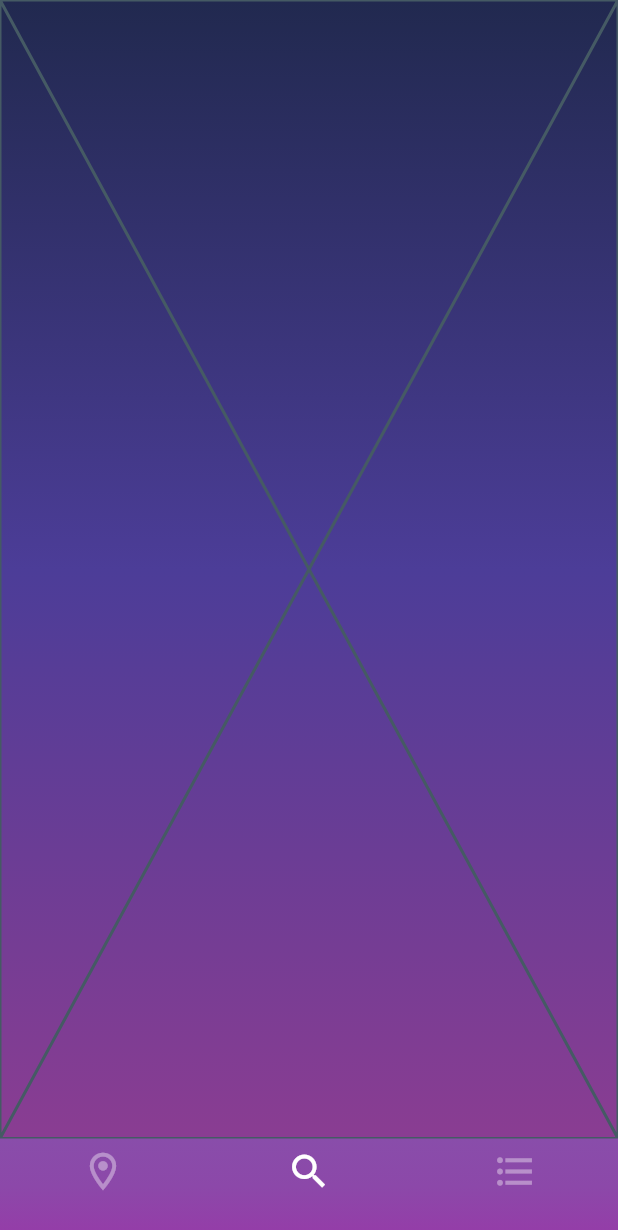
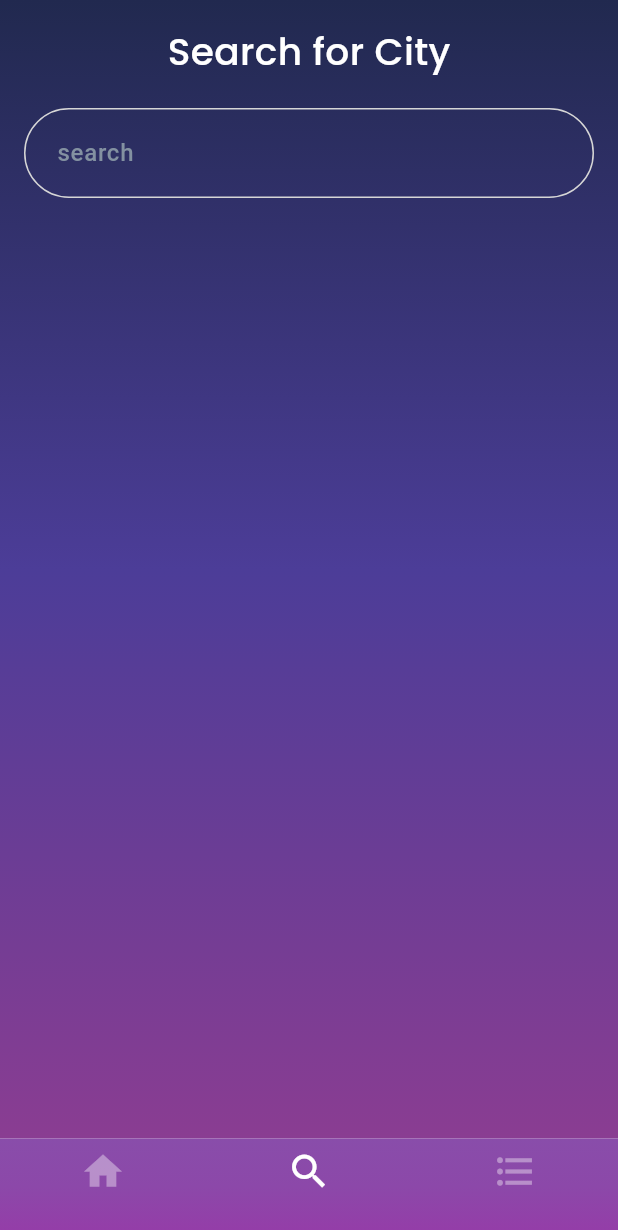
Before and after one commit to AYAEMAD0/Weather-App, a Flutter app: the MainScreen screen opened by its route, item 2 of the bottom bar chosen, on a phone screen of 412 x 824 dp. Shown: the top 1230 px of the screen. Run offline on Flutter 3.47's test engine with Material 3 defaults, Android fonts, the phone set to English and light mode, and no system bars; our stand-ins replace lottie.

Commit message:
design search screen

```diff
--- a/lib/core/app_color.dart
+++ b/lib/core/app_color.dart
@@ -4,6 +4,10 @@ class AppColor {
   static const Color color_white = Color(0xffFFFFFF);
   static const Color color_yellow = Color(0xffDDB130);
   static const Color color_divider = Colors.white38;
+  static const Color color_purple = Colors.purpleAccent;
+  static const Color color_trans = Colors.transparent;
+  static const Color color_border_text_field = Color(0xffD6D6D6);
+  static const Color color_error_text_field = Colors.red;
 
   static const LinearGradient gradient1 = LinearGradient(
     begin: Alignment.topCenter,
--- a/lib/screens/main_screen/main_screen.dart
+++ b/lib/screens/main_screen/main_screen.dart
@@ -34,14 +34,14 @@ class _MainScreenState extends State<MainScreen> {
               index=current;
             });
           },
-          backgroundColor: Colors.transparent,
+          backgroundColor: AppColor.color_trans,
           elevation: 0,
           currentIndex: index,
           selectedItemColor: AppColor.color_white,
           unselectedItemColor: AppColor.color_divider,
           items: const [
             BottomNavigationBarItem(
-              icon: Icon(Icons.location_on_outlined,size: 30,),
+              icon: Icon(Icons.home,size: 30,),
               label: '',
             ),
             BottomNavigationBarItem(
--- a/lib/screens/search_screen/search_screen.dart
+++ b/lib/screens/search_screen/search_screen.dart
@@ -1,4 +1,6 @@
 import 'package:flutter/material.dart';
+
+import '../../core/app_color.dart';
 
 class SearchScreen extends StatelessWidget {
   const SearchScreen ({super.key});
@@ -6,6 +8,69 @@ class SearchScreen extends StatelessWidget {
 
   @override
   Widget build(BuildContext context) {
-    return const Placeholder();
+    return SafeArea(
+      child: Padding(
+        padding: const EdgeInsets.all(16.0),
+        child: Column(
+          children: [
+            Text(
+              'Search for City',
+              style: TextStyle(
+                color: AppColor.color_white,
+                fontSize: 25,
+                fontFamily: 'Poppins',
+                fontWeight: FontWeight.w500,
+              ),
+            ),
+            SizedBox(height: 20,),
+            TextFormField(
+            //  controller: controller,
+             // validator: validator,
+              autofocus: false,
+              cursorColor: AppColor.color_purple,
+              keyboardType:TextInputType.text,
+              decoration: InputDecoration(
+                hintText: 'search',
+                hintStyle: TextStyle(
+                  fontSize: 16,
+                  color: const Color(0xff8391A1),
+                  fontWeight: FontWeight.w500,
+                ),
+                contentPadding: EdgeInsets.symmetric(
+                  horizontal: 18,
+                  vertical: 18,
+                ),
+                enabledBorder: OutlineInputBorder(
+                  borderRadius: BorderRadius.circular(116),
+                  borderSide: BorderSide(
+                      color: AppColor.color_border_text_field,
+                      width: 1),
+                ),
+                focusedBorder: OutlineInputBorder(
+                  borderRadius: BorderRadius.circular(16),
+                  borderSide: const BorderSide(
+                    color: AppColor.color_border_text_field,
+                    width: 1,
+                  ),
+                ),
+                errorBorder: OutlineInputBorder(
+                  borderRadius: BorderRadius.circular(16),
+                  borderSide: const BorderSide(color: AppColor.color_error_text_field, width: 1),
+                ),
+                focusedErrorBorder: OutlineInputBorder(
+                  borderRadius: BorderRadius.circular(8),
+                  borderSide: const BorderSide(color:  AppColor.color_error_text_field, width: 1),
+                ),
+                filled: true,
+                fillColor:AppColor.color_trans,
+              ),
+            ),
+
+
+
+
+        ],),
+      ),
+    );
   }
 }
```
